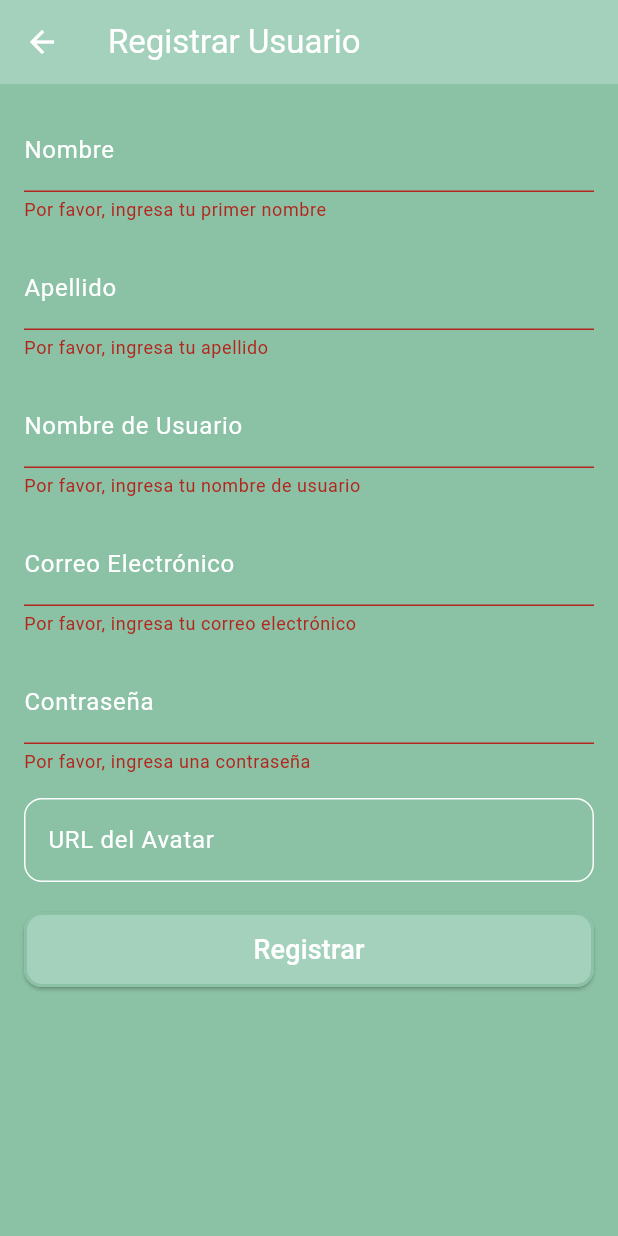
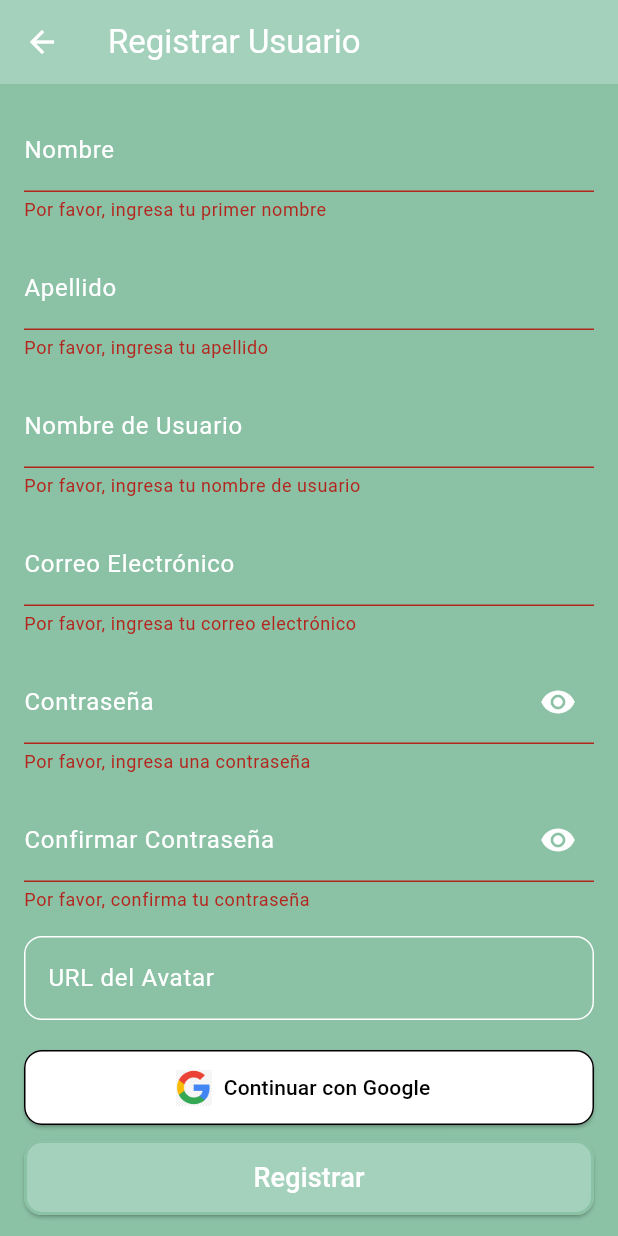
Before and after one commit to rafduqcol/Guasas, a Flutter app: the UserRegistrationScreen screen opened directly, after a tap on "Registrar", on a phone screen of 412 x 824 dp. Run offline on Flutter 3.47's test engine with Material 3 defaults, Android fonts, the light colour scheme and no system bars; our stand-ins replace cloud_firestore, firebase_auth, firebase_core, google_sign_in; missing offline and left inert: bcrypt; accounts and stored records are empty.

Commit message:
feat:  add google login and register, and new input to verified the password

```diff
--- a/guasas/lib/screens/user_registration_screen.dart
+++ b/guasas/lib/screens/user_registration_screen.dart
@@ -2,6 +2,7 @@ import 'package:flutter/material.dart';
 import '../services/UserService.dart';
 import '../models/user.dart' as custom_user;
 import 'login_screen.dart';
+import 'main_menu_screen.dart';
 
 class UserRegistrationScreen extends StatefulWidget {
   @override
@@ -15,18 +16,28 @@ class _UserRegistrationScreenState extends State<UserRegistrationScreen> {
   String _username = '';
   String _email = '';
   String _password = '';
+  String _confirmPassword = ''; // Added for confirm password
   String _avatarUrl = '';
 
-  final UserService _userService = UserService();
+  bool _isPasswordVisible = false;
+  bool _isConfirmPasswordVisible = false;
+
+final UserService _userService = UserService();
+final TextEditingController _passwordController = TextEditingController();
+final TextEditingController _confirmPasswordController = TextEditingController();
+
 
   Widget _buildTextFormField({
     required String label,
     required Function(String?) onSaved,
     String? Function(String?)? validator,
     bool obscureText = false,
+    IconButton? suffixIcon,
+    TextEditingController? controller,
   }) {
     return TextFormField(
       style: const TextStyle(color: Colors.white),
+      controller: controller,
       obscureText: obscureText,
       decoration: InputDecoration(
         labelText: label,
@@ -39,6 +50,7 @@ class _UserRegistrationScreenState extends State<UserRegistrationScreen> {
           borderSide: const BorderSide(color: Colors.white, width: 2),
           borderRadius: BorderRadius.circular(12),
         ),
+        suffixIcon: suffixIcon, // Using the suffixIcon parameter here
       ),
       validator: validator,
       onSaved: onSaved,
@@ -77,6 +89,28 @@ class _UserRegistrationScreenState extends State<UserRegistrationScreen> {
           SnackBar(content: Text(result)),
         );
       }
+    }
+  }
+
+
+  void _loginWithGoogle() async {
+    String? result = await _userService.signInWithGoogle();
+
+    if (result == null) {
+      ScaffoldMessenger.of(context).showSnackBar(
+        SnackBar(content: Text('Inicio de sesión con Google exitoso')),
+      );
+
+      Future.delayed(Duration(seconds: 2), () {
+        Navigator.pushReplacement(
+          context,
+          MaterialPageRoute(builder: (context) => ChatListScreen()),
+        );
+      });
+    } else {
+      ScaffoldMessenger.of(context).showSnackBar(
+        SnackBar(content: Text(result)),
+      );
     }
   }
 
@@ -169,6 +203,7 @@ class _UserRegistrationScreenState extends State<UserRegistrationScreen> {
                 const SizedBox(height: 16),
                 _buildTextFormField(
                   label: 'Contraseña',
+                  controller: _passwordController,
                   validator: (value) {
                     if (value?.isEmpty ?? true) {
                       return 'Por favor, ingresa una contraseña';
@@ -182,7 +217,47 @@ class _UserRegistrationScreenState extends State<UserRegistrationScreen> {
                     return null;
                   },
                   onSaved: (value) => _password = value ?? '',
-                  obscureText: true,
+                  obscureText: !_isPasswordVisible,
+                  suffixIcon: IconButton(
+                    icon: Icon(
+                      _isPasswordVisible ? Icons.visibility_off : Icons.visibility,
+                      color: Colors.white,
+                    ),
+                    onPressed: () {
+                      setState(() {
+                        _isPasswordVisible = !_isPasswordVisible;
+                      });
+                    },
+                  ),
+                ),
+
+                const SizedBox(height: 16),
+                _buildTextFormField(
+                  label: 'Confirmar Contraseña',
+                  controller: _confirmPasswordController,
+                  validator: (value) {
+                    if (value?.isEmpty ?? true) {
+                      return 'Por favor, confirma tu contraseña';
+                    }
+                    if (_passwordController.text != value) {
+                      print("Contraseña: ${_passwordController.text} Confirmar Contraseña: $value");
+                      return 'Las contraseñas no coinciden';
+                    }
+                    return null;
+                  },
+                  onSaved: (value) => _confirmPassword = value ?? '',
+                  obscureText: !_isConfirmPasswordVisible,
+                  suffixIcon: IconButton(
+                    icon: Icon(
+                      _isConfirmPasswordVisible ? Icons.visibility_off : Icons.visibility,
+                      color: Colors.white,
+                    ),
+                    onPressed: () {
+                      setState(() {
+                        _isConfirmPasswordVisible = !_isConfirmPasswordVisible;
+                      });
+                    },
+                  ),
                 ),
                 const SizedBox(height: 16),
                 _buildTextFormField(
@@ -191,6 +266,27 @@ class _UserRegistrationScreenState extends State<UserRegistrationScreen> {
                   onSaved: (value) => _avatarUrl = value ?? '',
                 ),
                 const SizedBox(height: 20),
+                SizedBox(
+                  width: double.infinity,
+                  height: 50,
+                  child: ElevatedButton.icon(
+                    onPressed: _loginWithGoogle,
+                    style: ElevatedButton.styleFrom(
+                      backgroundColor: Colors.white,
+                      foregroundColor: Colors.black,
+                      shape: RoundedRectangleBorder(
+                        borderRadius: BorderRadius.circular(12),
+                        side: BorderSide(color: Colors.black),
+                      ),
+                    ),
+                    icon: Image.asset(
+                      'assets/images/google_icon.png',
+                      height: 24,
+                    ),
+                    label: const Text('Continuar con Google'),
+                  ),
+                ),
+                const SizedBox(height: 10),
                 SizedBox(
                   width: double.infinity,
                   height: 50,
--- a/guasas/pubspec.yaml
+++ b/guasas/pubspec.yaml
@@ -15,6 +15,7 @@ dependencies:
   cloud_firestore: ^4.7.0
   firebase_auth_web: ^5.8.14
   bcrypt: ^1.1.3
+  google_sign_in: ^6.1.0
 
 dev_dependencies:
   flutter_test:
@@ -23,3 +24,6 @@ dev_dependencies:
 
 flutter:
   uses-material-design: true
+
+  assets:
+    - assets/images/
```
Also changed, not shown: guasas/lib/screens/login_screen.dart (+49 -11 lines), guasas/lib/services/UserService.dart (+61 -20 lines), guasas/assets/images/google_icon.png (added), guasas/pubspec.lock, 2 other files.
